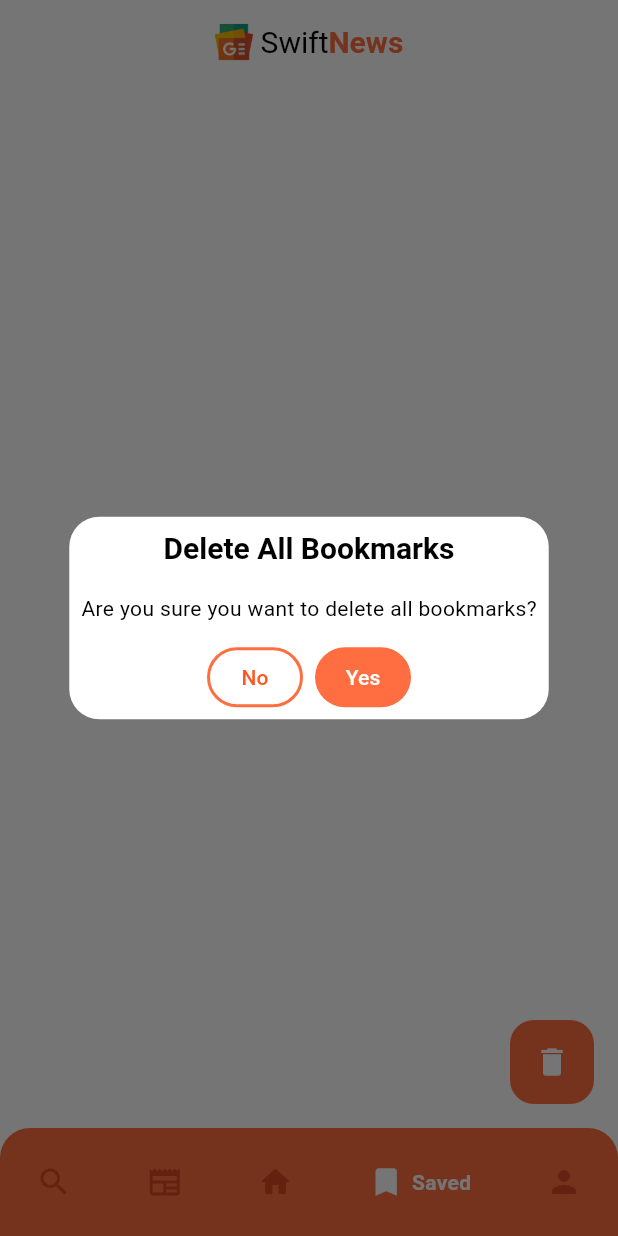
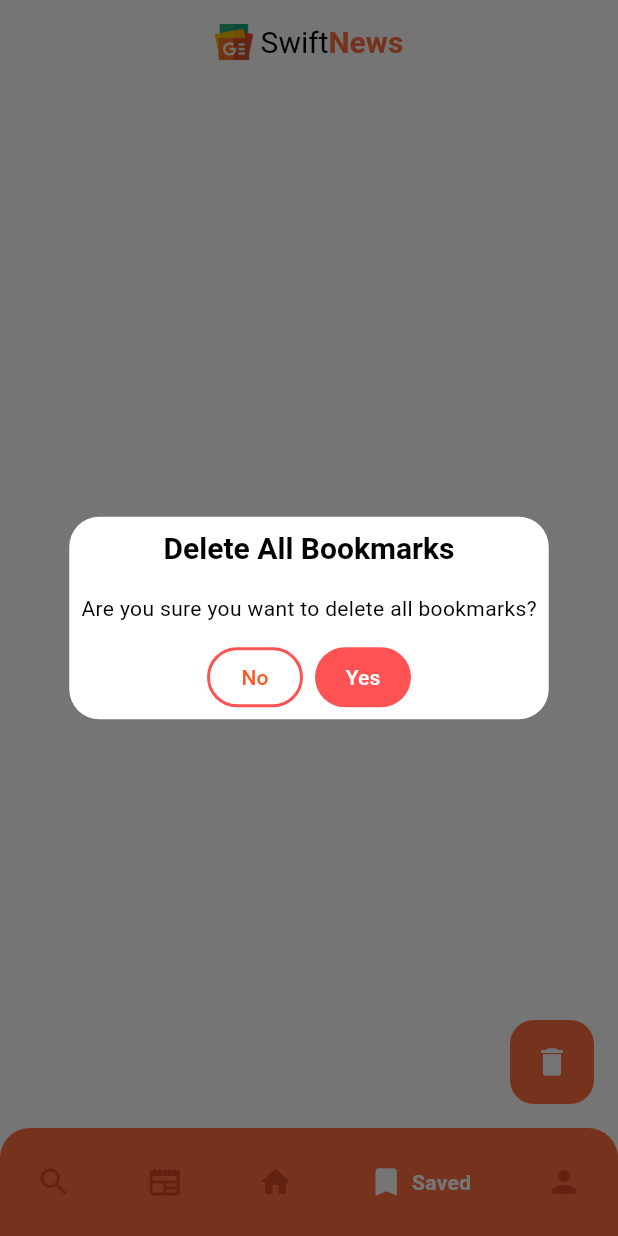
Before and after one commit to wahyuayesha/SwiftNewsApp, a Flutter app: the screen it shows once a user with an empty profile is signed in, item 4 of the bottom bar chosen, after a tap on the "delete" icon, on a phone screen of 412 x 824 dp. Run offline on Flutter 3.47's test engine with Material 3 defaults, Android fonts, the phone set to English and light mode, and no system bars; drawn by our look-alikes of google_nav_bar; our stand-ins replace cloud_firestore, firebase_auth, firebase_core, get, lottie, shimmer and 1 more; accounts and stored records are empty; network calls fail.

Commit message:
Simpling alert

```diff
--- a/lib/pages/main/bookmarked.dart
+++ b/lib/pages/main/bookmarked.dart
@@ -1,6 +1,7 @@
 import 'package:flutter/material.dart';
 import 'package:get/get.dart';
 import 'package:newsapp/constants/colors.dart';
+import 'package:newsapp/widgets/alert.dart';
 import 'package:newsapp/widgets/appbar.dart';
 import 'package:newsapp/widgets/newsTile.dart';
 import 'package:newsapp/controllers/bookmark_controller.dart';
@@ -35,23 +36,10 @@ class BookmarkView extends StatelessWidget {
         foregroundColor: AppColors.background,
         backgroundColor: AppColors.primary,
         onPressed: () {
-          alert();
-        },
-        child: Icon(Icons.delete),
-      ),
-    );
-  }
-
-  void alert() {
-    Get.defaultDialog(
-      title: 'Delete All Bookmarks',
-      titleStyle: TextStyle(fontSize: 20, fontWeight: FontWeight.bold),
-      middleText: 'Are you sure you want to delete all bookmarks?',
-      textConfirm: 'Yes',
-      textCancel: 'No',
-      confirmTextColor: Colors.white,
-      buttonColor: AppColors.primary,
-      onConfirm: () {
+          alert(
+            'Delete All Bookmarks',
+            'Are you sure you want to delete all bookmarks?',
+            () {
               if (bookmarkController.bookmarked_news.isEmpty) {
                 Get.snackbar(
                   'Error',
@@ -65,9 +53,10 @@ class BookmarkView extends StatelessWidget {
               bookmarkController.clearBookmarks();
               Get.back();
             },
-      onCancel: () {
-        Get.back();
+          );
         },
+        child: Icon(Icons.delete),
+      ),
     );
   }
 }
--- /dev/null
+++ b/lib/widgets/alert.dart
@@ -0,0 +1,21 @@
+import 'package:flutter/material.dart';
+import 'package:get/get.dart';
+
+void alert(String title, String message, Function futureAction) {
+  Get.defaultDialog(
+    title: title,
+    titleStyle: TextStyle(fontSize: 20, fontWeight: FontWeight.bold),
+    middleText: message,
+    textConfirm: 'Yes',
+    textCancel: 'No',
+    confirmTextColor: Colors.white,
+    buttonColor: Colors.redAccent,
+    onConfirm: () async {
+      Get.back();
+      await futureAction();
+    },
+    onCancel: () {
+      Get.back();
+    },
+  );
+}
--- a/lib/widgets/newsTile.dart
+++ b/lib/widgets/newsTile.dart
@@ -38,7 +38,7 @@ class NewsItem extends StatelessWidget {
               child:
                   news.imageUrl != ''
                       ? ImageNetworkShimmer(imageUrl: news.imageUrl)
-                      : Image.asset('assets/noImage.jpg', fit: BoxFit.cover),
+                      : Image.asset('assets/noImage.png', fit: BoxFit.cover),
             ),
             const SizedBox(width: 10),
             Expanded(
```
Also changed, not shown: lib/pages/main/akun.dart (+8 -20 lines), lib/pages/main/home.dart (+14 -3 lines), assets/noImage.jpg (deleted), assets/noImage.png (added). Lines whose indentation alone changed are shown as unchanged.
